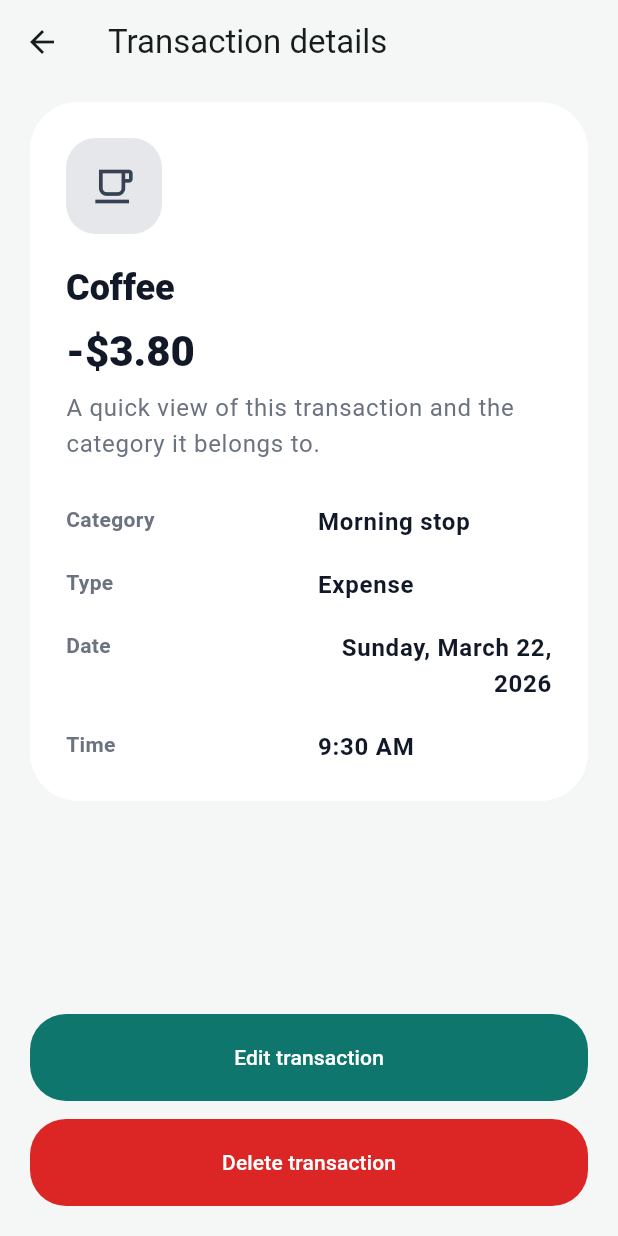
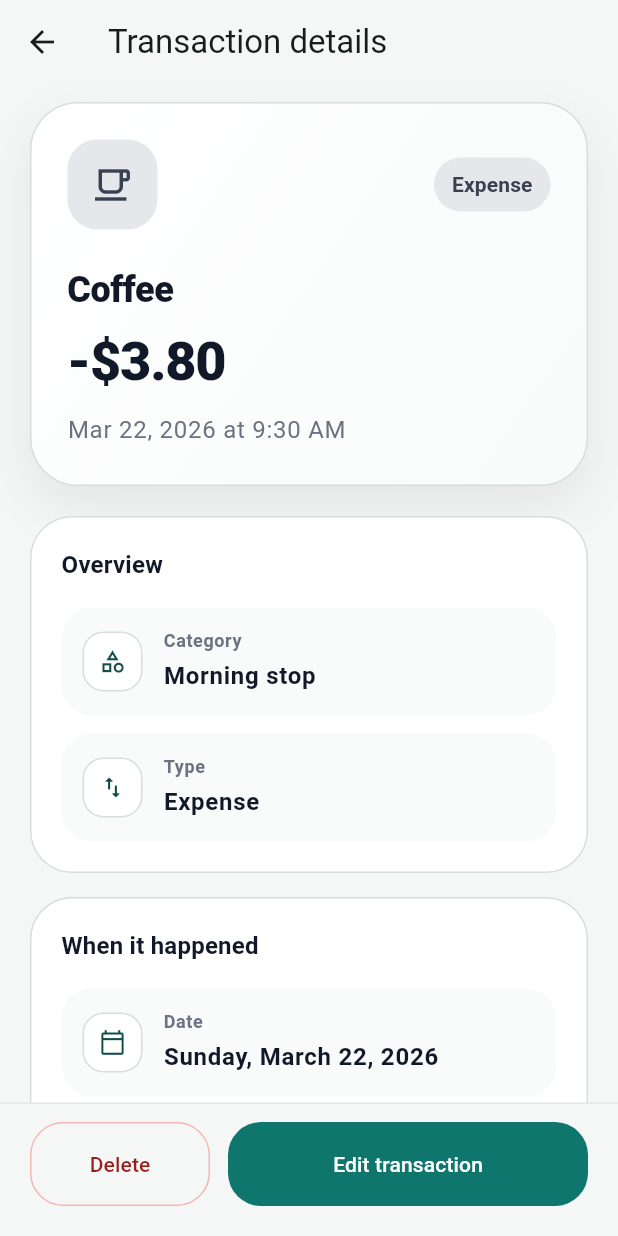
Before and after one commit to joaobartolot/expense_tracker, a Flutter app: the screen it shows after launch, after a tap on "Coffee", on a phone screen of 412 x 824 dp. Run offline on Flutter 3.47's test engine with Material 3 defaults, Android fonts, the phone set to English and light mode, and no system bars.

Commit message:
feat: enhance transaction detail page with improved layout and status badge

```diff
--- a/lib/features/transactions/presentation/pages/transaction_detail_page.dart
+++ b/lib/features/transactions/presentation/pages/transaction_detail_page.dart
@@ -97,6 +97,11 @@ class _TransactionDetailPageState extends State<TransactionDetailPage> {
     final time = localizations.formatTimeOfDay(
       TimeOfDay.fromDateTime(transaction.date),
     );
+    final shortDate = localizations.formatShortDate(transaction.date);
+    final iconBackground = isIncome
+        ? AppColors.incomeSurface
+        : AppColors.expenseSurface;
+    final iconColor = isIncome ? AppColors.income : AppColors.iconMuted;
 
     return Scaffold(
       backgroundColor: AppColors.background,
@@ -112,98 +117,155 @@ class _TransactionDetailPageState extends State<TransactionDetailPage> {
             Container(
               padding: const EdgeInsets.all(24),
               decoration: BoxDecoration(
-                color: AppColors.surface,
                 borderRadius: BorderRadius.circular(32),
+                gradient: const LinearGradient(
+                  colors: [Color(0xFFFFFFFF), Color(0xFFF7FBF9)],
+                  begin: Alignment.topLeft,
+                  end: Alignment.bottomRight,
+                ),
+                border: Border.all(color: AppColors.border),
+                boxShadow: const [
+                  BoxShadow(
+                    color: Color(0x12000000),
+                    blurRadius: 28,
+                    offset: Offset(0, 14),
+                  ),
+                ],
               ),
               child: Column(
                 crossAxisAlignment: CrossAxisAlignment.start,
                 children: [
+                  Row(
+                    children: [
                       Container(
-                    width: 64,
-                    height: 64,
+                        width: 60,
+                        height: 60,
                         decoration: BoxDecoration(
-                      color: isIncome
-                          ? AppColors.incomeSurface
-                          : AppColors.expenseSurface,
+                          color: iconBackground,
                           borderRadius: BorderRadius.circular(20),
                         ),
                         child: Icon(
                           transaction.icon,
-                      color: isIncome ? AppColors.income : AppColors.iconMuted,
-                      size: 30,
+                          color: iconColor,
+                          size: 28,
                         ),
                       ),
-                  const SizedBox(height: 20),
+                      const Spacer(),
+                      _StatusBadge(
+                        label: isIncome ? 'Income' : 'Expense',
+                        textColor: iconColor,
+                        backgroundColor: iconBackground,
+                      ),
+                    ],
+                  ),
+                  const SizedBox(height: 24),
                   Text(
                     transaction.title,
                     style: theme.textTheme.headlineSmall?.copyWith(
                       color: AppColors.textPrimary,
                       fontWeight: FontWeight.w800,
+                      letterSpacing: -0.3,
                     ),
                   ),
-                  const SizedBox(height: 8),
+                  const SizedBox(height: 10),
                   Text(
                     '$amountPrefix${formatCurrency(transaction.amount)}',
-                    style: theme.textTheme.headlineMedium?.copyWith(
+                    style: theme.textTheme.displaySmall?.copyWith(
                       color: amountColor,
-                      fontWeight: FontWeight.w900,
+                      fontWeight: FontWeight.w800,
+                      letterSpacing: -0.8,
                     ),
                   ),
-                  const SizedBox(height: 8),
+                  const SizedBox(height: 12),
                   Text(
-                    'A quick view of this transaction and the category it belongs to.',
+                    '$shortDate at $time',
                     style: theme.textTheme.bodyLarge?.copyWith(
                       color: AppColors.textSecondary,
                     ),
                   ),
-                  const SizedBox(height: 28),
-                  _DetailRow(label: 'Category', value: transaction.subtitle),
-                  const SizedBox(height: 18),
-                  _DetailRow(
+                ],
+              ),
+            ),
+            const SizedBox(height: 20),
+            _SectionCard(
+              title: 'Overview',
+              child: Column(
+                children: [
+                  _DetailTile(
+                    icon: Icons.category_outlined,
+                    label: 'Category',
+                    value: transaction.subtitle,
+                  ),
+                  const SizedBox(height: 12),
+                  _DetailTile(
+                    icon: Icons.swap_vert_rounded,
                     label: 'Type',
                     value: isIncome ? 'Income' : 'Expense',
                   ),
-                  const SizedBox(height: 18),
-                  _DetailRow(label: 'Date', value: fullDate),
-                  const SizedBox(height: 18),
-                  _DetailRow(label: 'Time', value: time),
+                ],
+              ),
+            ),
+            const SizedBox(height: 16),
+            _SectionCard(
+              title: 'When it happened',
+              child: Column(
+                children: [
+                  _DetailTile(
+                    icon: Icons.calendar_today_outlined,
+                    label: 'Date',
+                    value: fullDate,
+                  ),
+                  const SizedBox(height: 12),
+                  _DetailTile(
+                    icon: Icons.schedule_rounded,
+                    label: 'Time',
+                    value: time,
+                  ),
                 ],
               ),
             ),
           ],
         ),
       ),
-      bottomNavigationBar: Padding(
-        padding: const EdgeInsets.fromLTRB(20, 0, 20, 20),
+      bottomNavigationBar: Container(
+        padding: const EdgeInsets.fromLTRB(20, 12, 20, 20),
+        decoration: const BoxDecoration(
+          color: Color(0xCCF4F7F5),
+          border: Border(top: BorderSide(color: Color(0xFFE2E8E4))),
+        ),
         child: SafeArea(
           top: false,
-          child: Column(
-            mainAxisSize: MainAxisSize.min,
+          child: Row(
             children: [
-              FilledButton(
+              Expanded(
+                child: OutlinedButton(
+                  onPressed: _deleteTransaction,
+                  style: OutlinedButton.styleFrom(
+                    minimumSize: const Size.fromHeight(56),
+                    foregroundColor: AppColors.dangerDark,
+                    side: const BorderSide(color: Color(0xFFF2B8B5)),
+                    shape: RoundedRectangleBorder(
+                      borderRadius: BorderRadius.circular(22),
+                    ),
+                  ),
+                  child: const Text('Delete'),
+                ),
+              ),
+              const SizedBox(width: 12),
+              Expanded(
+                flex: 2,
+                child: FilledButton(
                   onPressed: _editTransaction,
                   style: FilledButton.styleFrom(
                     backgroundColor: AppColors.brand,
                     foregroundColor: AppColors.white,
-                  minimumSize: const Size.fromHeight(58),
+                    minimumSize: const Size.fromHeight(56),
                     shape: RoundedRectangleBorder(
-                    borderRadius: BorderRadius.circular(24),
+                      borderRadius: BorderRadius.circular(22),
                     ),
                   ),
                   child: const Text('Edit transaction'),
                 ),
-              const SizedBox(height: 12),
-              FilledButton(
-                onPressed: _deleteTransaction,
-                style: FilledButton.styleFrom(
-                  backgroundColor: AppColors.danger,
-                  foregroundColor: AppColors.white,
-                  minimumSize: const Size.fromHeight(58),
-                  shape: RoundedRectangleBorder(
-                    borderRadius: BorderRadius.circular(24),
-                  ),
-                ),
-                child: const Text('Delete transaction'),
               ),
             ],
           ),
@@ -213,9 +275,49 @@ class _TransactionDetailPageState extends State<TransactionDetailPage> {
   }
 }
 
-class _DetailRow extends StatelessWidget {
-  const _DetailRow({required this.label, required this.value});
+class _SectionCard extends StatelessWidget {
+  const _SectionCard({required this.title, required this.child});
 
+  final String title;
+  final Widget child;
+
+  @override
+  Widget build(BuildContext context) {
+    final theme = Theme.of(context);
+
+    return Container(
+      padding: const EdgeInsets.all(20),
+      decoration: BoxDecoration(
+        color: AppColors.surface,
+        borderRadius: BorderRadius.circular(28),
+        border: Border.all(color: AppColors.border),
+      ),
+      child: Column(
+        crossAxisAlignment: CrossAxisAlignment.start,
+        children: [
+          Text(
+            title,
+            style: theme.textTheme.titleMedium?.copyWith(
+              color: AppColors.textPrimary,
+              fontWeight: FontWeight.w700,
+            ),
+          ),
+          const SizedBox(height: 16),
+          child,
+        ],
+      ),
+    );
+  }
+}
+
+class _DetailTile extends StatelessWidget {
+  const _DetailTile({
+    required this.icon,
+    required this.label,
+    required this.value,
+  });
+
+  final IconData icon;
   final String label;
   final String value;
 
@@ -223,30 +325,81 @@ class _DetailRow extends StatelessWidget {
   Widget build(BuildContext context) {
     final theme = Theme.of(context);
 
-    return Row(
+    return Container(
+      padding: const EdgeInsets.symmetric(horizontal: 14, vertical: 14),
+      decoration: BoxDecoration(
+        color: const Color(0xFFF9FBFA),
+        borderRadius: BorderRadius.circular(20),
+      ),
+      child: Row(
+        children: [
+          Container(
+            width: 40,
+            height: 40,
+            decoration: BoxDecoration(
+              color: AppColors.white,
+              borderRadius: BorderRadius.circular(14),
+              border: Border.all(color: AppColors.border),
+            ),
+            child: Icon(icon, size: 18, color: AppColors.brandDark),
+          ),
+          const SizedBox(width: 14),
+          Expanded(
+            child: Column(
               crossAxisAlignment: CrossAxisAlignment.start,
               children: [
-        Expanded(
-          child: Text(
+                Text(
                   label,
-            style: theme.textTheme.bodyMedium?.copyWith(
+                  style: theme.textTheme.bodySmall?.copyWith(
                     color: AppColors.textSecondary,
                     fontWeight: FontWeight.w600,
                   ),
                 ),
-        ),
-        const SizedBox(width: 12),
-        Flexible(
-          child: Text(
+                const SizedBox(height: 4),
+                Text(
                   value,
-            textAlign: TextAlign.end,
                   style: theme.textTheme.bodyLarge?.copyWith(
                     color: AppColors.textPrimary,
                     fontWeight: FontWeight.w700,
                   ),
                 ),
+              ],
+            ),
           ),
         ],
+      ),
     );
   }
 }
+
+class _StatusBadge extends StatelessWidget {
+  const _StatusBadge({
+    required this.label,
+    required this.textColor,
+    required this.backgroundColor,
+  });
+
+  final String label;
+  final Color textColor;
+  final Color backgroundColor;
+
+  @override
+  Widget build(BuildContext context) {
+    final theme = Theme.of(context);
+
+    return Container(
+      padding: const EdgeInsets.symmetric(horizontal: 12, vertical: 8),
+      decoration: BoxDecoration(
+        color: backgroundColor,
+        borderRadius: BorderRadius.circular(999),
+      ),
+      child: Text(
+        label,
+        style: theme.textTheme.labelLarge?.copyWith(
+          color: textColor,
+          fontWeight: FontWeight.w700,
+        ),
+      ),
+    );
+  }
+}
```
Lines whose indentation alone changed are shown as unchanged.
